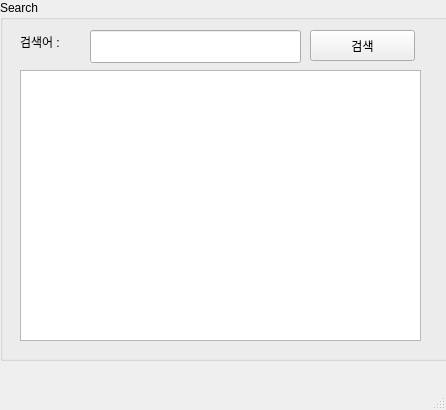
Qt form ui/naverSearch.ui (SeoDongWoo1216/StudyRaspberry21) before a commit.
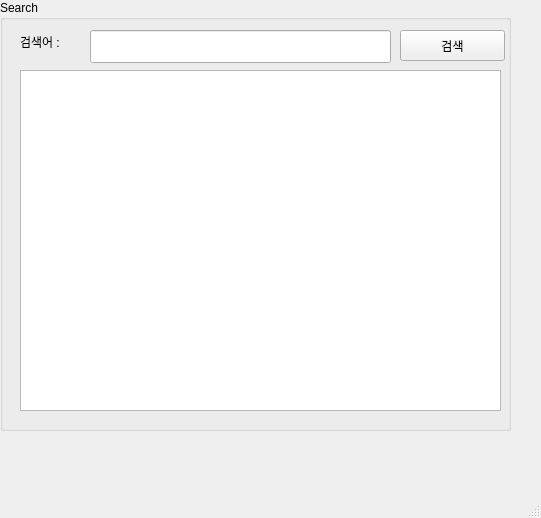
The same form after that commit.

Commit message: 0716 NaverSearchAPI 연동(with 파이썬, QT)

```diff
--- a/ui/naverSearch.ui
+++ b/ui/naverSearch.ui
@@ -6,8 +6,8 @@
    <rect>
     <x>0</x>
     <y>0</y>
-    <width>446</width>
-    <height>410</height>
+    <width>541</width>
+    <height>518</height>
    </rect>
   </property>
   <property name="windowTitle">
@@ -19,8 +19,8 @@
      <rect>
       <x>0</x>
       <y>0</y>
-      <width>461</width>
-      <height>361</height>
+      <width>511</width>
+      <height>431</height>
      </rect>
     </property>
     <property name="title">
@@ -31,7 +31,7 @@
       <rect>
        <x>90</x>
        <y>30</y>
-       <width>211</width>
+       <width>301</width>
        <height>33</height>
       </rect>
      </property>
@@ -52,7 +52,7 @@
     <widget class="QPushButton" name="btnSearch">
      <property name="geometry">
       <rect>
-       <x>310</x>
+       <x>400</x>
        <y>30</y>
        <width>105</width>
        <height>31</height>
@@ -67,8 +67,8 @@
       <rect>
        <x>20</x>
        <y>70</y>
-       <width>401</width>
-       <height>271</height>
+       <width>481</width>
+       <height>341</height>
       </rect>
      </property>
     </widget>
```
Left out of the diff: 2 changed lines with no effect on the pictures. The commit also changes 1 other file.
